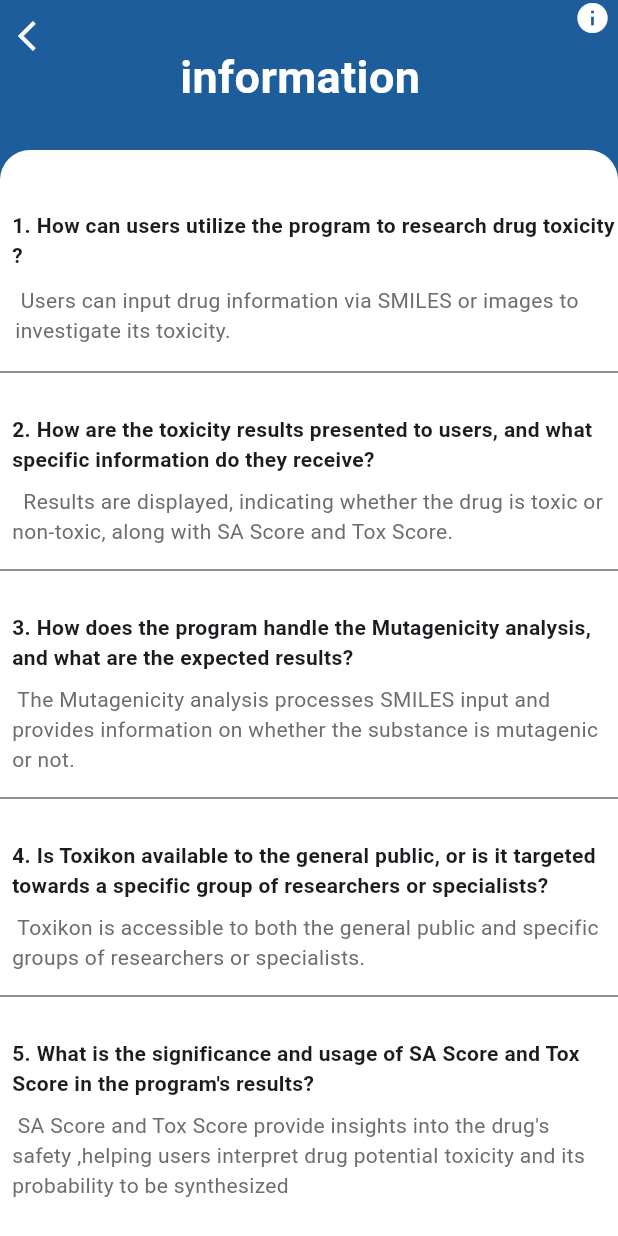
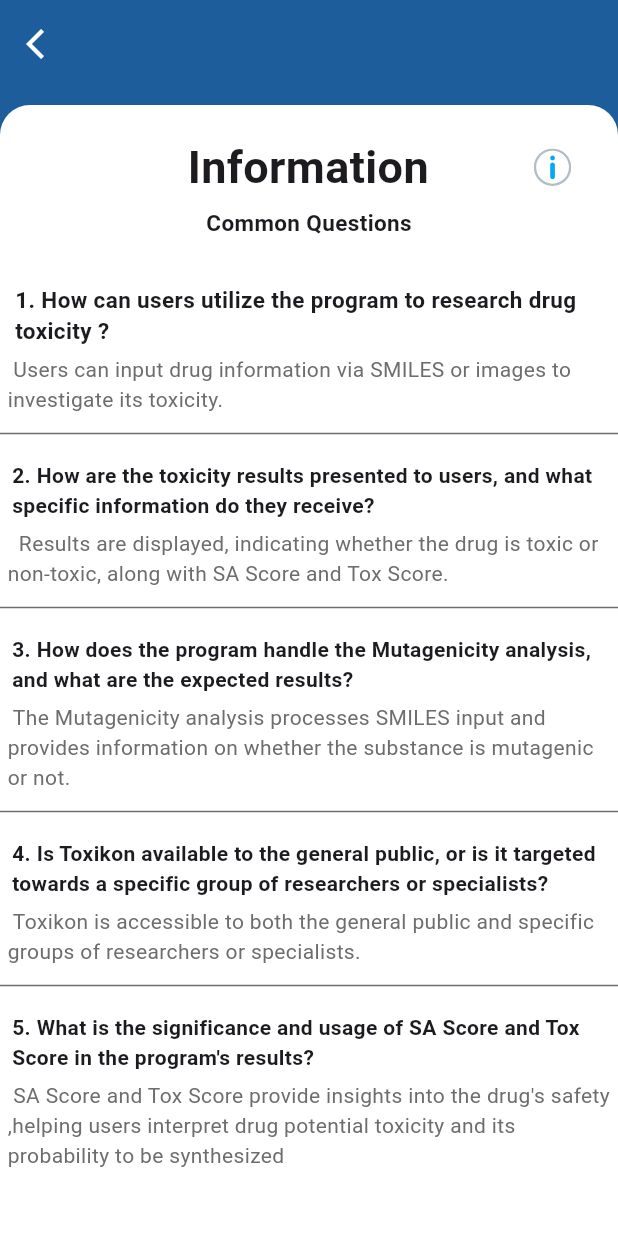
Before and after one commit to eman88888/final-project, a Flutter app: the info screen opened directly, on a phone screen of 412 x 824 dp. Run offline on Flutter 3.47's test engine with Material 3 defaults, Android fonts, the phone set to English and light mode, and no system bars; our stand-ins replace chat_bubbles, cloud_firestore, curved_navigation_bar, dotted_border, file_picker, firebase_auth and 9 more; missing offline and left inert: dart:html, dart:js; accounts and stored records are empty; Roboto replaces fonts that are missing (MulishRomanBold, Poppins).

Commit message:
new commit

```diff
--- a/lib/main.dart
+++ b/lib/main.dart
@@ -9,6 +9,7 @@ import 'package:finalproject/models/liver_toxicity.dart';
 import 'package:finalproject/pages/EditProfilePage.dart';
 import 'package:finalproject/pages/change_pass.dart';
 import 'package:finalproject/pages/changedSuccessfully.dart';
+import 'package:finalproject/pages/chat.dart';
 import 'package:finalproject/pages/convert.dart';
 
 import 'package:finalproject/pages/info.dart';
@@ -60,7 +61,7 @@ class _appState extends State<app> {
     return GetMaterialApp(
         theme: ThemeData(fontFamily: 'Poppins'),
         debugShowCheckedModeBanner: false,
-        home: BottomNavBar(),
+        home: info(),
         );
   }
 }
--- a/lib/pages/chat.dart
+++ b/lib/pages/chat.dart
@@ -2,6 +2,7 @@ import 'dart:convert';
 
 import 'package:chat_bubbles/bubbles/bubble_normal.dart';
 import 'package:finalproject/models/messages.dart';
+import 'package:finalproject/pages/info.dart';
 import 'package:flutter/material.dart';
 import 'package:flutter_svg/flutter_svg.dart';
 import 'package:http/http.dart' as http;
@@ -118,10 +119,13 @@ class _ChatPageState extends State<Chat_Page> {
               ),
               //info page
               GestureDetector(
-                onTap: () {
-                  // Navigate to info page
-                },
-                child: Padding(
+                   onTap: () {
+              Navigator.push(
+                context,
+                MaterialPageRoute(builder: (context) => info()),
+              );
+            },
+            child: Padding(
                   padding: const EdgeInsets.only(left: 180),
                   child: SvgPicture.asset(
                     'assets/information.svg',
--- a/lib/pages/info.dart
+++ b/lib/pages/info.dart
@@ -1,8 +1,11 @@
 import 'dart:html';
 
+import 'package:finalproject/pages/robot.dart';
 import 'package:finalproject/screens/home.dart';
 import 'package:finalproject/screens/settings.dart';
+import 'package:flutter/cupertino.dart';
 import 'package:flutter/material.dart';
+import 'package:flutter/widgets.dart';
 import 'package:flutter_svg/flutter_svg.dart';
 
 import '../screens/bottomnavbar.dart';
@@ -19,20 +22,19 @@ class _infoState extends State<info> {
   Widget build(BuildContext context) {
     var screenSize = MediaQuery.of(context).size;
     return Scaffold(
-
       body: Stack(
         clipBehavior: Clip.none,
         children: [
           Container(
-              height:200,
+            height: 200,
             color: Color(0xff1D5D9B),
           ),
-
           Row(
             mainAxisAlignment: MainAxisAlignment.spaceBetween,
             children: [
               Container(
                 alignment: Alignment.topLeft,
+                padding: EdgeInsets.all(5.5),
                 child: IconButton(
                   onPressed: () {
                     Navigator.push(
@@ -46,34 +48,10 @@ class _infoState extends State<info> {
                   ),
                 ),
               ),
-              Padding(
-                padding: const EdgeInsets.only(right: 5.0),
-                child: Container(
-                  alignment: Alignment.topLeft,
-                  child: const Icon(
-                    Icons.info,
-                    color: Colors.white,
-                  ),
-                ),
-              ),
             ],
           ),
-          Padding(
-            padding: const EdgeInsets.only(top: 30,left: 120),
-            child: Container(
-
-              child: Text(
-                'information',
-                style: TextStyle(
-                    color: Colors.white,
-                    fontSize: 30,
-                    fontWeight: FontWeight.bold,
-                    fontStyle: FontStyle.normal),
-              ),
-            ),
-          ),
           Positioned(
-              top: 100,
+            top: 70,
             child: Container(
               width: screenSize.width,
               height: screenSize.height,
@@ -85,17 +63,43 @@ class _infoState extends State<info> {
                   )),
               child: ListView(
                 children: [
-                  Padding(padding: EdgeInsets.all(20)),
+                  Row(
+                    children: [
                       Padding(
-                    padding: const EdgeInsets.only(left: 8),
+                        padding: const EdgeInsets.only(
+                            left: 125, top: 20, bottom: 5),
+                        child: Text(
+                          'Information',
+                          style: TextStyle(
+                              fontWeight: FontWeight.bold,
+                              fontSize: 30,
+                              fontFamily: 'MulishRomanBold'),
+                        ),
+                      ),
+                      Padding(
+                        padding:
+                            const EdgeInsets.only(left: 70, top: 20, bottom: 5),
+                        child: SvgPicture.asset(
+                          'assets/information.svg',
+                          height: 25,
+                        ),
+                      ),
+                    ],
+                  ),
+                  Center(
+                      child: Text('Common Questions',
+                          style: TextStyle(
+                              fontWeight: FontWeight.bold, fontSize: 15))),
+                  Padding(
+                    padding: const EdgeInsets.only(left: 10, top: 30),
                     child: Text(
                       "1. How can users utilize the program to research drug toxicity ?",
                       style:
-                          TextStyle(fontSize: 14, fontWeight: FontWeight.w700),
+                          TextStyle(fontSize: 15, fontWeight: FontWeight.w700),
                     ),
                   ),
                   Padding(
-                    padding: const EdgeInsets.all(10),
+                    padding: const EdgeInsets.all(5),
                     child: Text(
                       " Users can input drug information via SMILES or images to investigate its toxicity.",
                       style: TextStyle(
@@ -106,7 +110,7 @@ class _infoState extends State<info> {
                   Divider(
                     color: Color(0xff6e6d6d),
                   ),
-                  Padding(padding: EdgeInsets.all(10)),
+                  Padding(padding: EdgeInsets.all(5)),
                   Padding(
                     padding: const EdgeInsets.only(left: 8),
                     child: Text(
@@ -116,7 +120,7 @@ class _infoState extends State<info> {
                     ),
                   ),
                   Padding(
-                    padding: const EdgeInsets.all(8.0),
+                    padding: const EdgeInsets.all(5),
                     child: Text(
                       "  Results are displayed, indicating whether the drug is toxic or non-toxic, along with SA Score and Tox Score.",
                       style: TextStyle(
@@ -127,7 +131,7 @@ class _infoState extends State<info> {
                   Divider(
                     color: Color(0xff6e6d6d),
                   ),
-                  Padding(padding: EdgeInsets.all(10)),
+                  Padding(padding: EdgeInsets.all(5)),
                   Padding(
                     padding: const EdgeInsets.only(left: 8),
                     child: Text(
@@ -137,7 +141,7 @@ class _infoState extends State<info> {
                     ),
                   ),
                   Padding(
-                    padding: const EdgeInsets.all(8.0),
+                    padding: const EdgeInsets.all(5),
                     child: Text(
                       " The Mutagenicity analysis processes SMILES input and provides information on whether the substance is mutagenic or not.",
                       style: TextStyle(
@@ -148,7 +152,7 @@ class _infoState extends State<info> {
                   Divider(
                     color: Color(0xff6e6d6d),
                   ),
-                  Padding(padding: EdgeInsets.all(10)),
+                  Padding(padding: EdgeInsets.all(5)),
                   Padding(
                     padding: const EdgeInsets.only(left: 8),
                     child: Text(
@@ -158,7 +162,7 @@ class _infoState extends State<info> {
                     ),
                   ),
                   Padding(
-                    padding: const EdgeInsets.all(8.0),
+                    padding: const EdgeInsets.all(5),
                     child: Text(
                       " Toxikon is accessible to both the general public and specific groups of researchers or specialists.",
                       style: TextStyle(
@@ -169,7 +173,7 @@ class _infoState extends State<info> {
                   Divider(
                     color: Color(0xff6e6d6d),
                   ),
-                  Padding(padding: EdgeInsets.all(10)),
+                  Padding(padding: EdgeInsets.all(5)),
                   Padding(
                     padding: const EdgeInsets.only(left: 8),
                     child: Text(
@@ -179,7 +183,7 @@ class _infoState extends State<info> {
                     ),
                   ),
                   Padding(
-                    padding: const EdgeInsets.all(8.0),
+                    padding: const EdgeInsets.all(5),
                     child: Text(
                       " SA Score and Tox Score provide insights into the drug's safety ,helping users interpret drug potential toxicity and its probability to be synthesized",
                       style: TextStyle(
@@ -187,10 +191,15 @@ class _infoState extends State<info> {
                       ),
                     ),
                   ),
+
+                  Padding(
+                    padding: const EdgeInsets.only(top: 50),
+                    child: Row(
+                      mainAxisAlignment: MainAxisAlignment.spaceBetween,
+                      children: [
                         Container(
-                      alignment: Alignment.bottomLeft,
                           child: Padding(
-                          padding: const EdgeInsets.only(left: 5.0, top: 50),
+                              padding: const EdgeInsets.only(left: 5.0),
                               child: InkWell(
                                 onTap: () {
                                   Navigator.push(
@@ -205,8 +214,25 @@ class _infoState extends State<info> {
                                 ),
                               )),
                         ),
+                        InkWell(
+                          onTap: () {
+                            Navigator.push(
+                              context,
+                              MaterialPageRoute(builder: (context) => robot()),
+                            );
+                          },
+                          child: Container(
+                            child: Image.asset(
+                              "assets/Animation3.gif",
+                              height: 60,
+                              width: 65,
+                            ),
+                          ),
+                        ),
                       ],
-
+                    ),
+                  ),
+                ],
               ),
             ),
           ),
```
Also changed, not shown: assets/information.svg (added), 5 other files. Lines whose indentation alone changed are shown as unchanged.
